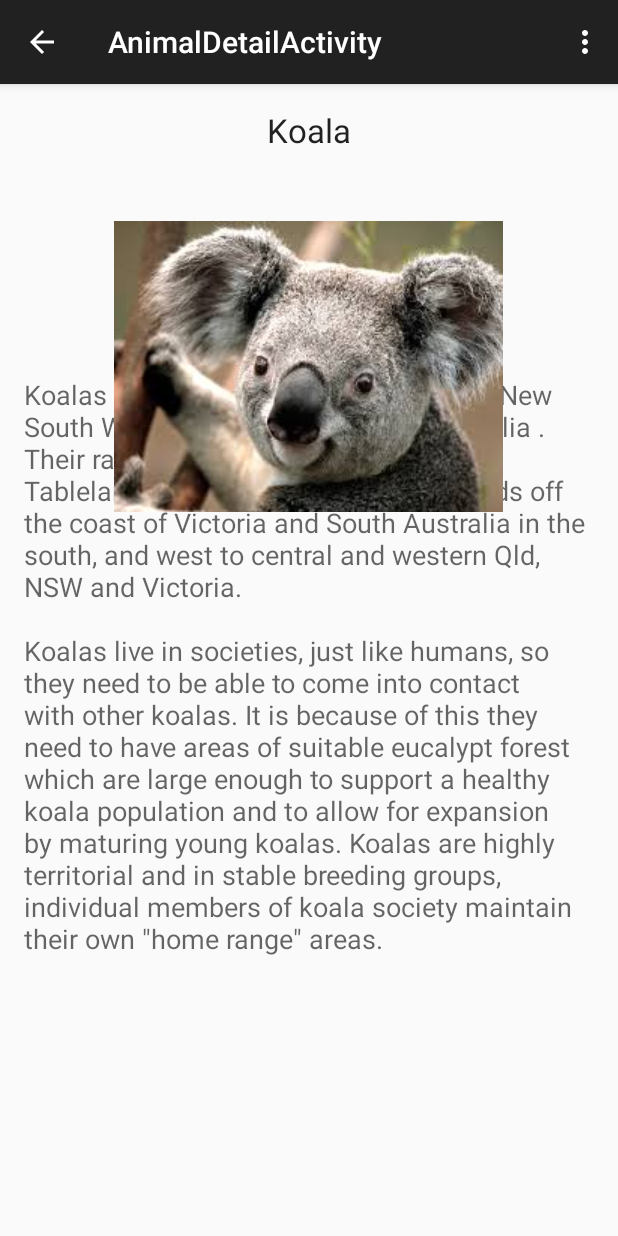
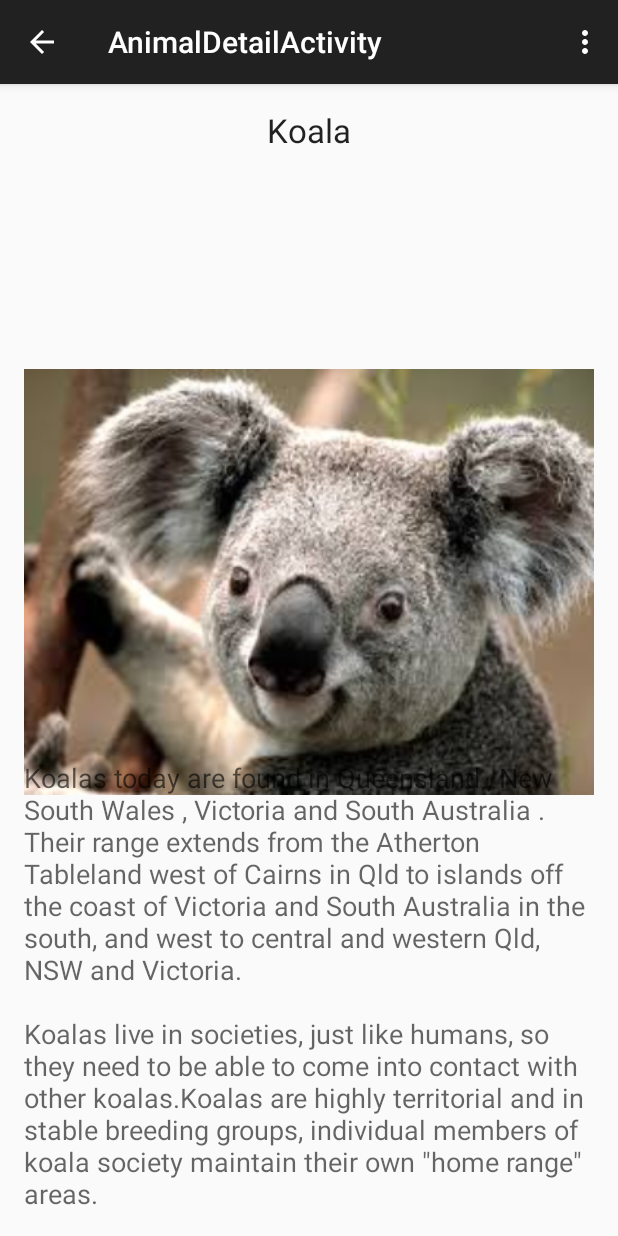
Before and after one commit to deekshasharma/zooDirectoryAndroid, an Android app: the screen it shows after launch (AnimalDetailActivity), after a tap on "Koala", on a phone screen of 412 x 824 dp. Run offline under Robolectric (Android 15) with nearby library versions, the phone set to English and light mode, and no system bars.

Commit message:
image enlarged but still not neat

```diff
--- a/app/src/main/java/com/example/deeksha/zoo/Animal.java
+++ b/app/src/main/java/com/example/deeksha/zoo/Animal.java
@@ -25,9 +25,7 @@ public class Animal {
                             "and western Qld, NSW and Victoria.\n" +
                             "\n" +
                             "Koalas live in societies, just like humans, so they need to be able to come into " +
-                            "contact with other koalas. It is because of this they need to have areas of suitable " +
-                            "eucalypt forest which are large enough to support a healthy koala population and to " +
-                            "allow for expansion by maturing young koalas. Koalas are highly territorial and in " +
+                            "contact with other koalas.Koalas are highly territorial and in " +
                             "stable breeding groups, individual members of koala society maintain their own \"home range\" areas.",
 
 
--- a/app/src/main/res/layout/activity_animal_detail.xml
+++ b/app/src/main/res/layout/activity_animal_detail.xml
@@ -16,21 +16,23 @@
         android:layout_centerHorizontal="true" />
 
 
+    <ImageView
+        android:layout_width="match_parent"
+        android:layout_height="wrap_content"
+        android:id="@+id/detailAnimalImage"
+        android:scaleType="centerCrop"
+        android:layout_below="@+id/detailAnimalName"
+        android:layout_alignParentRight="true"
+        android:layout_alignParentEnd="false"
+        android:paddingTop="190dip"
+        android:paddingBottom="160dip" />
+
     <TextView
         android:layout_width="wrap_content"
         android:layout_height="wrap_content"
         android:textAppearance="?android:attr/textAppearanceMedium"
         android:id="@+id/animalDescription"
         android:layout_alignParentBottom="true"
-        android:layout_centerHorizontal="true"
-        android:layout_marginBottom="170dp" />
-
-    <ImageView
-        android:layout_width="wrap_content"
-        android:layout_height="wrap_content"
-        android:id="@+id/detailAnimalImage"
-        android:layout_below="@+id/detailAnimalName"
-        android:layout_centerHorizontal="true"
-        android:layout_marginTop="46dp" />
+        android:layout_centerHorizontal="true" />
 
 </RelativeLayout>
```
